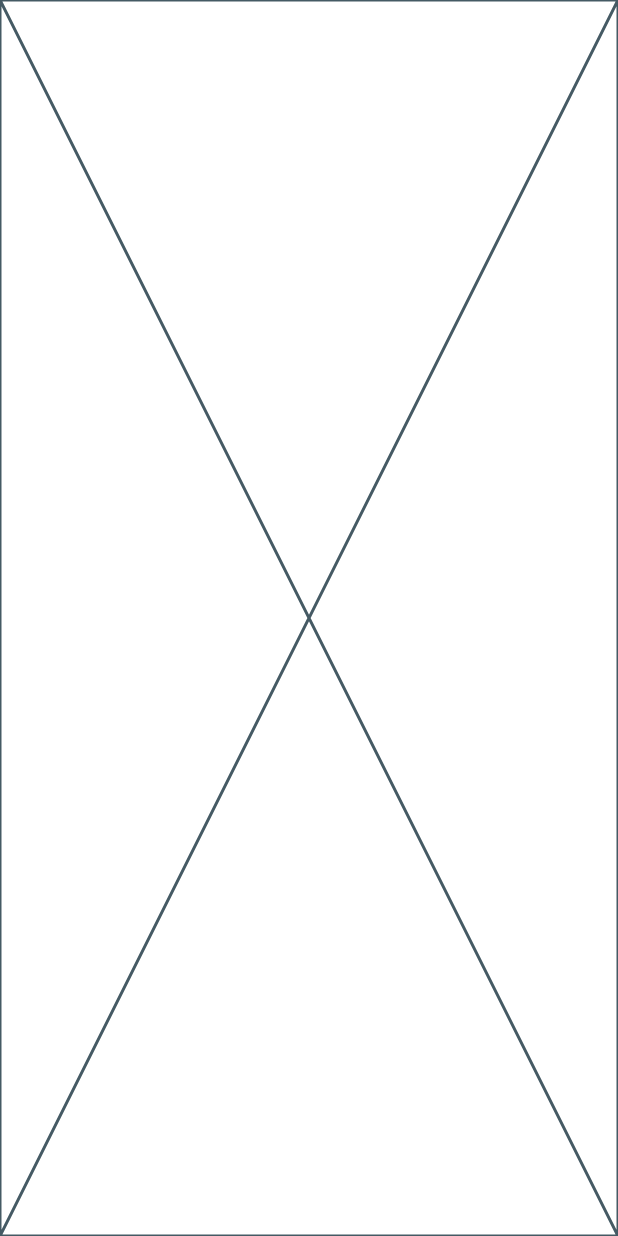
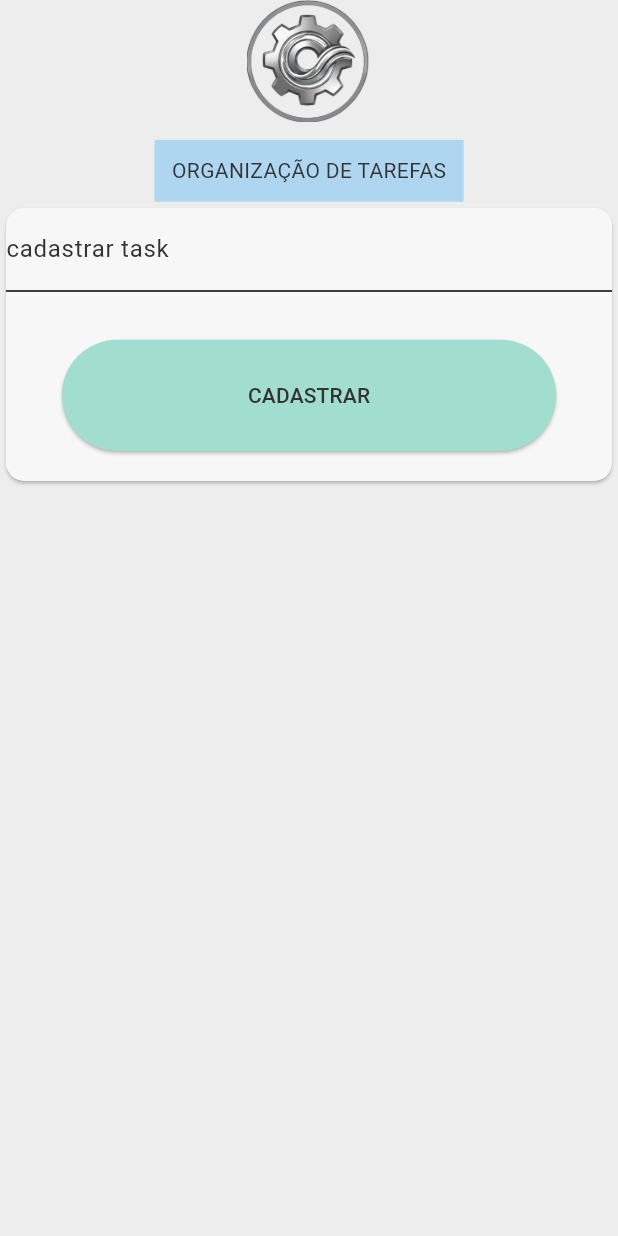
Before and after one commit to samiraPistore/kanDo, a Flutter app: the screen it shows after launch, after a tap on "Cadastrar atividade", on a phone screen of 412 x 824 dp. Run offline on Flutter 3.47's test engine with Material 3 defaults, Android fonts, the phone set to English and light mode, and no system bars.

Commit message:
Terceiro commit: criação da tela de adicionar tarefas, validação do campo e logo como atalho para home

```diff
--- a/lib/components/custom_btn.dart
+++ b/lib/components/custom_btn.dart
@@ -2,9 +2,9 @@ import 'package:flutter/material.dart';
 
 class CustomBtn extends StatelessWidget {
   final String title;
-  final VoidCallback ontap; // VoidCallback é o tipo ideal para funções de clique simples
+  final VoidCallback ontap;
 
-  // Incluindo as variáveis obrigatórias no construtor
+
   const CustomBtn({
     super.key,
     required this.title,
--- /dev/null
+++ b/lib/components/form.dart
@@ -0,0 +1,70 @@
+import 'package:flutter/material.dart';
+import 'package:khan_do/components/custom_btn.dart';
+import 'package:khan_do/controllers/tasks_provider.dart';
+import 'package:provider/provider.dart';
+
+class Input extends StatefulWidget {
+  const Input({super.key});
+
+  @override
+  State<Input> createState() => _InputState();
+}
+
+class _InputState extends State<Input> {
+  final _titleController = TextEditingController();
+
+  void _submmit() async {
+    final title = _titleController.text;
+
+    if (title.trim().isEmpty) {
+      _showError('Por favor, preencha o campo');
+      return;
+    }
+
+
+    await Provider.of<TaskProvider>(context, listen: false).addTask(title);
+
+    _titleController.clear();
+
+    if (mounted) {
+      Navigator.of(context).pop();
+    }
+  }
+    void _showError(String message) {
+    showDialog(
+      context: context,
+      builder: (_) {
+        return AlertDialog(
+          title: Image.asset('assets/logo.png'),
+          content: Text(message, textAlign: TextAlign.justify,),
+          actions: [
+            TextButton(
+              onPressed: () {
+                Navigator.of(context).pop(); // Fecha o pop-up
+              },
+              child: const Text('Ok'),
+            ),
+          ],
+        );
+      },
+    );
+  }
+  @override
+  Widget build(BuildContext context) {
+    return Card(
+      child: Column(
+        children: [
+          TextField(
+            controller: _titleController,
+            decoration: InputDecoration(
+              labelText: 'cadastrar task'
+            ),
+          ),
+
+          SizedBox(height: 12,),
+          CustomBtn(title: 'CADASTRAR', ontap: _submmit)
+        ],
+      ),
+    );
+  }
+}
--- a/lib/components/header.dart
+++ b/lib/components/header.dart
@@ -1,4 +1,5 @@
 import 'package:flutter/material.dart';
+import 'package:khan_do/routes/app_routes.dart';
 
 class Header extends StatelessWidget {
   const Header({super.key});
@@ -8,7 +9,18 @@ class Header extends StatelessWidget {
     final size = MediaQuery.of(context).size;
     return Column(
       children: [
-        Image.asset("assets/logo.png",),
+       SizedBox(
+          width: size.width * 0.2,
+          child: GestureDetector(
+            onTap: () {
+              Navigator.of(context).pushNamed(AppRoutes.home);
+            },
+            child: Image.asset(
+              "assets/logo.png",
+              fit: BoxFit.contain,
+            ),
+          ),
+        ),
         SizedBox(height: 12),
         Container(
           decoration: BoxDecoration(
--- /dev/null
+++ b/lib/controllers/tasks_provider.dart
@@ -0,0 +1,21 @@
+import 'package:flutter/material.dart';
+import 'package:khan_do/models/task_model.dart';
+import 'package:khan_do/services/task_service.dart';
+
+class TaskProvider with ChangeNotifier {
+  List<Task> taskList = [];
+
+  Future<void> addTask(String title) async {
+
+    Task nova = Task(
+      id: DateTime.now().millisecondsSinceEpoch,
+      title: title,
+      status: 'to do',
+    );
+
+    await TasksService.addTask(nova);
+    taskList.add(nova);
+
+    notifyListeners();
+  }
+}
--- a/lib/main.dart
+++ b/lib/main.dart
@@ -1,11 +1,13 @@
 import 'package:flutter/material.dart';
+import 'package:khan_do/controllers/tasks_provider.dart';
 import 'package:khan_do/routes/app_routes.dart';
 import 'package:khan_do/screens/add_task_screen.dart';
 import 'package:khan_do/screens/home_screen.dart';
 import 'package:khan_do/screens/kanban_screen.dart';
+import 'package:provider/provider.dart';
 
 void main() {
-  runApp(const MyApp());
+  runApp(ChangeNotifierProvider(create: (context) => TaskProvider(), child: MyApp(),),);
 }
 
 class MyApp extends StatelessWidget {
@@ -14,6 +16,7 @@ class MyApp extends StatelessWidget {
   @override
   Widget build(BuildContext context) {
     return MaterialApp(
+      debugShowCheckedModeBanner: false,
       title: 'Flutter Demo',
       theme: ThemeData(
         colorScheme: ColorScheme.light(
--- a/lib/models/task_model.dart
+++ b/lib/models/task_model.dart
@@ -1,11 +1,13 @@
 class Task {
+  final int id;
   final String title;
   final String status;
 
-  Task({required this.title, required this.status});
+  Task({required this.id, required this.title, required this.status});
 
   factory Task.fromJson(Map<String, dynamic> json) {
     return Task(
+      id: json['id'],
       title: json['title'],
       status: json['status'],
     );
@@ -13,6 +15,7 @@ class Task {
 
   Map<String, dynamic> toJson() {
     return {
+      'id':id,
       'title': title,
       'status': status,
     };
--- a/lib/screens/add_task_screen.dart
+++ b/lib/screens/add_task_screen.dart
@@ -1,4 +1,6 @@
 import 'package:flutter/material.dart';
+import 'package:khan_do/components/form.dart';
+import 'package:khan_do/components/header.dart';
 
 class AddTaskScreen extends StatefulWidget {
   const AddTaskScreen({super.key});
@@ -10,6 +12,17 @@ class AddTaskScreen extends StatefulWidget {
 class _AddTaskScreenState extends State<AddTaskScreen> {
   @override
   Widget build(BuildContext context) {
-    return const Placeholder();
+    return Scaffold(
+      body: SafeArea(
+        child: Center(
+          child: Column(
+            children: [
+              Header(),
+              Input()
+            ],
+          ),
+        ),
+      ),
+    );
   }
 }
--- a/lib/screens/home_screen.dart
+++ b/lib/screens/home_screen.dart
@@ -9,7 +9,8 @@ class HomeScreen extends StatelessWidget {
   @override
   Widget build(BuildContext context) {
     return Scaffold(
-      body: Center(
+      body: SafeArea(
+        child: Center(
           child: Column(
             mainAxisAlignment: MainAxisAlignment.center,
             children: [
@@ -38,6 +39,7 @@ class HomeScreen extends StatelessWidget {
             ],
           ),
         ),
+      ),
     );
   }
 }
--- /dev/null
+++ b/lib/services/task_service.dart
@@ -0,0 +1,33 @@
+import 'package:khan_do/models/task_model.dart';
+
+
+class TasksService {
+
+  static List<Map<String, dynamic>> _tasks = [];
+
+
+  static Future<List<Task>> getTasks() async {
+    await Future.delayed(const Duration(milliseconds: 200));
+    return _tasks.map((t) => Task.fromJson(t)).toList();
+  }
+
+  static Future<void> addTask(Task newTask) async {
+    await Future.delayed(const Duration(milliseconds: 200));
+
+
+    _tasks.add(newTask.toJson());
+  }
+
+
+  static Future<void> updateTaskStatus(int id, String newStatus) async {
+    await Future.delayed(const Duration(milliseconds: 100));
+
+    // Procura a tarefa pelo título e atualiza o campo status
+    for (var task in _tasks) {
+      if (task['id'] == id) {
+        task['status'] = newStatus;
+        break;
+      }
+    }
+  }
+}
```
Lines whose indentation alone changed are shown as unchanged.
